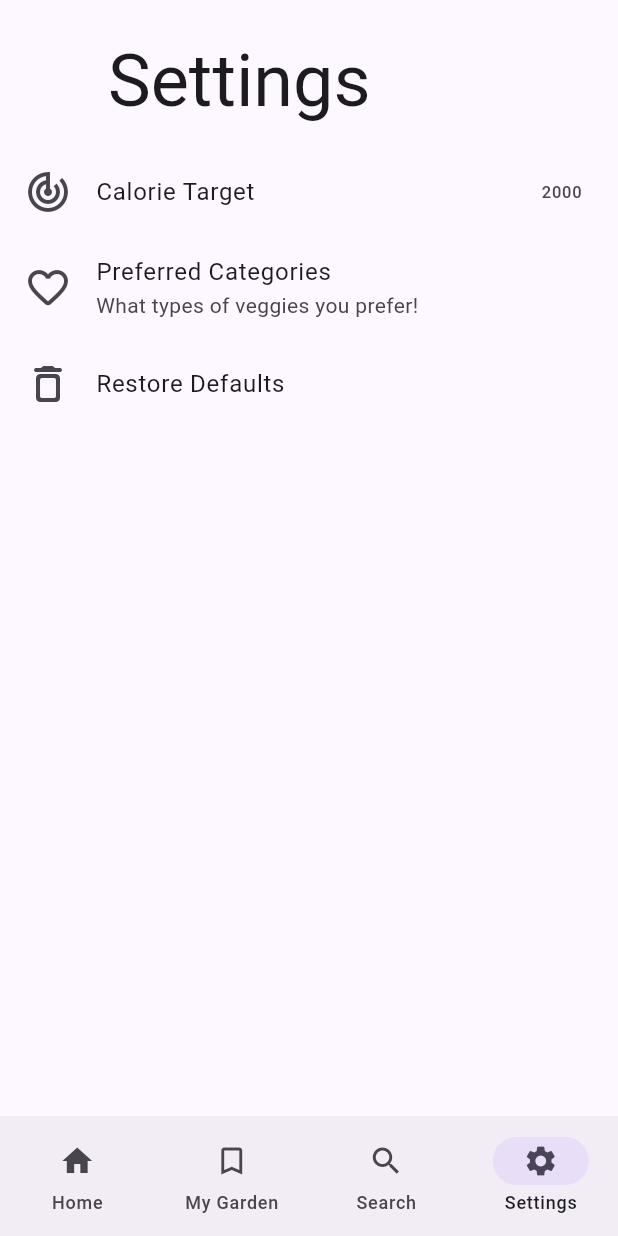
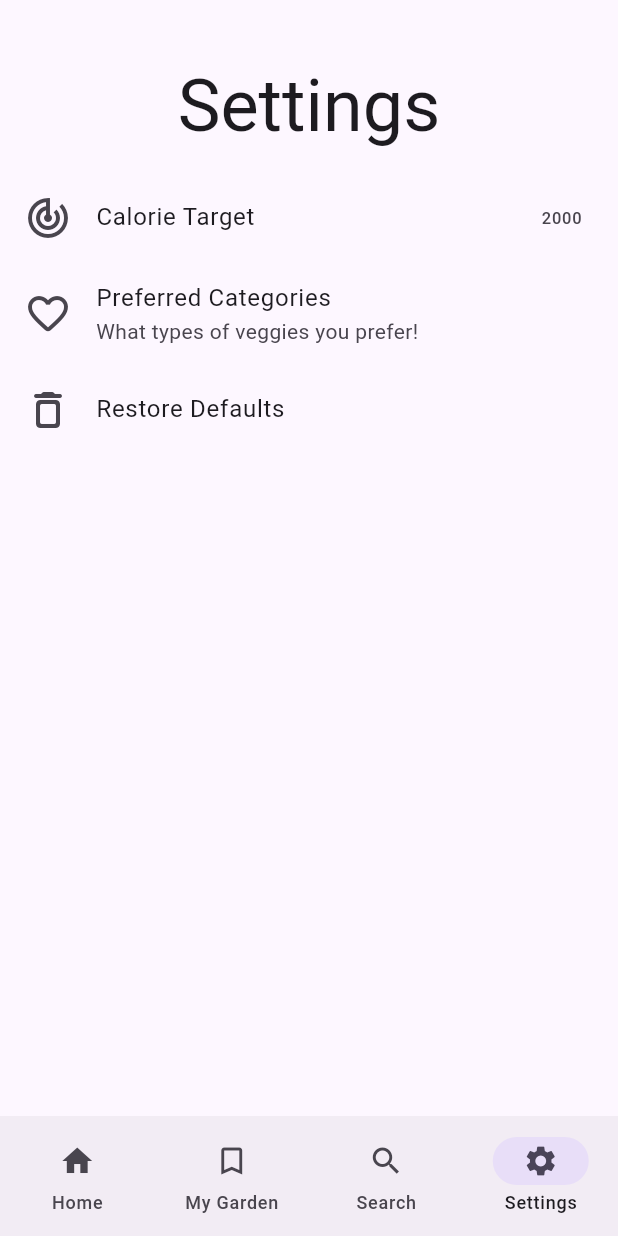
Before and after one commit to InMatrix/veggieseasons_adaptive, a Flutter app: the screen it shows after launch, item 4 of the bottom bar chosen, on a phone screen of 412 x 824 dp. Run offline on Flutter 3.47's test engine with Material 2 defaults, Android fonts, the light colour scheme and no system bars; our stand-ins replace font_awesome_flutter.

Commit message:
Update text styles to better match iOS

```diff
--- a/lib/screens/home.dart
+++ b/lib/screens/home.dart
@@ -6,6 +6,7 @@ import 'package:veggieseasons_adaptive/data/veggie_data.dart';
 import 'package:veggieseasons_adaptive/screens/favorites.dart';
 import 'package:veggieseasons_adaptive/screens/search.dart';
 import 'package:veggieseasons_adaptive/screens/settings.dart';
+import 'package:veggieseasons_adaptive/styles.dart';
 import 'package:veggieseasons_adaptive/widgets/veggie_card.dart';
 
 class MyHomePage extends StatefulWidget {
@@ -115,7 +116,7 @@ class _MyHomePageState extends State<MyHomePage> {
                   ),
                   Text(
                     "In season today",
-                    style: Theme.of(context).textTheme.headlineLarge,
+                    style: Styles.headlineText(Theme.of(context))
                   ),
                 ],
               ),
--- a/lib/screens/settings.dart
+++ b/lib/screens/settings.dart
@@ -56,16 +56,26 @@ class SettingScreen extends StatelessWidget {
 
   @override
   Widget build(BuildContext context) {
+    final themeData = Theme.of(context);
     return CustomScrollView(
       slivers: [
         SliverAppBar(
+          surfaceTintColor: Colors.transparent,
+          toolbarHeight: 44,
+          collapsedHeight: 44,
           pinned: true,
           flexibleSpace: FlexibleSpaceBar(
-            title: Text("Settings",
-                style: Theme.of(context).textTheme.headlineLarge),
+            centerTitle: Platform.isIOS ? false : true,
+            title: Text(
+              "Settings",
+              style: Styles.appBarTitle(themeData),
+            ),
           ),
           // Make the initial height of the SliverAppBar larger than normal.
-          expandedHeight: 100,
+          expandedHeight: 117,
+          shadowColor:
+              Platform.isIOS ? CupertinoColors.darkBackgroundGray : null,
+          scrolledUnderElevation: Platform.isIOS ? .1 : null,
         ),
         SliverList(
           // Use a delegate to build items as they're scrolled on screen.
@@ -110,7 +120,6 @@ class SettingScreen extends StatelessWidget {
                   content:
                       "Are you sure you want to reset the current settings?"),
             ),
-
           ]),
         ),
       ],
--- a/lib/styles.dart
+++ b/lib/styles.dart
@@ -2,9 +2,10 @@
 // Use of this source code is governed by a BSD-style license that can be
 // found in the LICENSE file.
 
+import 'dart:io';
+
 import 'package:flutter/cupertino.dart';
 import 'package:flutter/material.dart';
-// import 'package:flutter/cupertino.dart';
 import 'package:font_awesome_flutter/font_awesome_flutter.dart';
 import 'package:veggieseasons_adaptive/data/veggie.dart';
 
@@ -23,11 +24,17 @@ abstract class Styles {
   //   ),
   // );
 
-  // static TextStyle headlineText(CupertinoThemeData themeData) =>
-  //     themeData.textTheme.textStyle.copyWith(
-  //       fontSize: 32,
-  //       fontWeight: FontWeight.bold,
-  //     );
+  static TextStyle headlineText(ThemeData themeData) => Platform.isIOS
+      ? themeData.textTheme.headlineLarge!.copyWith(
+          fontWeight: FontWeight.bold,
+        )
+      : themeData.textTheme.headlineLarge!;
+
+  static TextStyle appBarTitle(ThemeData themeData) => Platform.isIOS
+      ? themeData.textTheme.headlineSmall!.copyWith(
+          fontWeight: FontWeight.bold,
+        )
+      : themeData.textTheme.headlineLarge!;
 
   // static TextStyle minorText(CupertinoThemeData themeData) =>
   //     themeData.textTheme.textStyle.copyWith(
--- a/lib/widgets/info_view.dart
+++ b/lib/widgets/info_view.dart
@@ -13,6 +13,7 @@ class InfoView extends StatefulWidget {
 class _InfoViewState extends State<InfoView> {
   @override
   Widget build(BuildContext context) {
+    final themeData = Theme.of(context);
     return Padding(
       padding: const EdgeInsets.all(24),
       child: Column(
@@ -42,7 +43,7 @@ class _InfoViewState extends State<InfoView> {
           const SizedBox(height: 8),
           Text(
             widget.veggie.name,
-            style: Theme.of(context).textTheme.headlineLarge,
+            style: Styles.headlineText(themeData),
           ),
           const SizedBox(height: 8),
           Text(
--- a/lib/widgets/veggie_card.dart
+++ b/lib/widgets/veggie_card.dart
@@ -2,6 +2,7 @@ import 'package:flutter/material.dart';
 
 import 'package:veggieseasons_adaptive/data/veggie.dart';
 import 'package:veggieseasons_adaptive/screens/details.dart';
+import 'package:veggieseasons_adaptive/styles.dart';
 
 class VeggieCard extends StatelessWidget {
   const VeggieCard(this.veggie, {super.key});
@@ -10,7 +11,7 @@ class VeggieCard extends StatelessWidget {
   final Veggie veggie;
 
   Widget _buildDetails(BuildContext context) {
-    // final themeData = CupertinoTheme.of(context);
+    final themeData = Theme.of(context);
     return Container(
       color: const Color(0x90ffffff),
       child: Padding(
@@ -20,7 +21,7 @@ class VeggieCard extends StatelessWidget {
           children: [
             Text(
               veggie.name,
-              style: Theme.of(context).textTheme.headlineLarge,
+              style: Styles.headlineText(themeData),
             ),
             Text(
               veggie.shortDescription,
```
